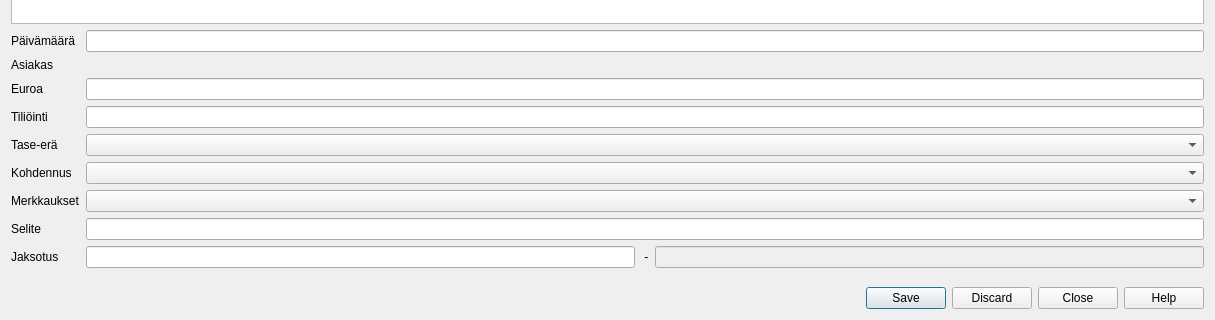
Before: the Qt Designer form kitupiikki/apuri/tiliotekirjaaja.ui in artoh/kitupiikki, drawn with Qt 5; both pictures show x 0 to 1215 and y 379 to 699 of the 1215 by 699 pixel window.
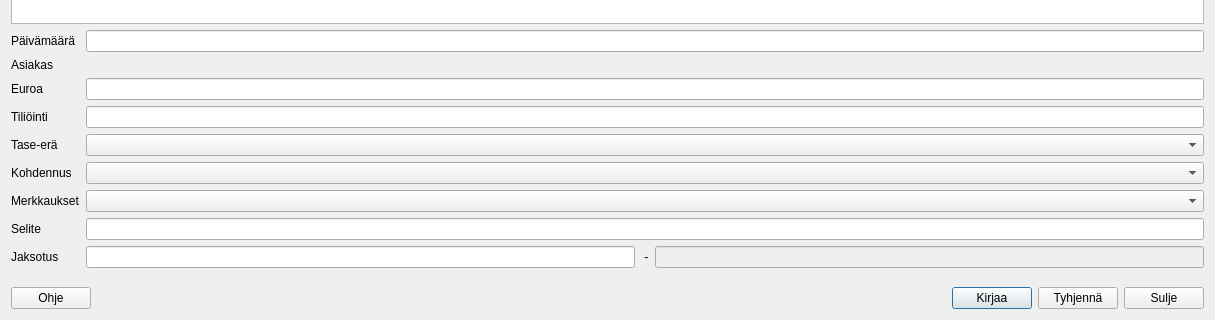
After: the same form once the commit is applied. Icons and pictures are not drawn. Custom widgets are drawn as their Qt base class.

```diff
--- a/kitupiikki/apuri/tiliotekirjaaja.ui
+++ b/kitupiikki/apuri/tiliotekirjaaja.ui
@@ -201,18 +201,86 @@
     </spacer>
    </item>
    <item>
-    <widget class="QDialogButtonBox" name="buttonBox">
-     <property name="orientation">
-      <enum>Qt::Horizontal</enum>
-     </property>
-     <property name="standardButtons">
-      <set>QDialogButtonBox::Close|QDialogButtonBox::Discard|QDialogButtonBox::Help|QDialogButtonBox::Save</set>
-     </property>
-    </widget>
+    <layout class="QHBoxLayout" name="horizontalLayout_2">
+     <item>
+      <widget class="QPushButton" name="ohjeNappi">
+       <property name="text">
+        <string>Ohje</string>
+       </property>
+       <property name="icon">
+        <iconset resource="../pic/pic.qrc">
+         <normaloff>:/pic/ohje.png</normaloff>:/pic/ohje.png</iconset>
+       </property>
+      </widget>
+     </item>
+     <item>
+      <spacer name="horizontalSpacer">
+       <property name="orientation">
+        <enum>Qt::Horizontal</enum>
+       </property>
+       <property name="sizeHint" stdset="0">
+        <size>
+         <width>40</width>
+         <height>20</height>
+        </size>
+       </property>
+      </spacer>
+     </item>
+     <item>
+      <widget class="QPushButton" name="okNappi">
+       <property name="text">
+        <string>Kirjaa</string>
+       </property>
+       <property name="icon">
+        <iconset resource="../pic/pic.qrc">
+         <normaloff>:/pic/ok.png</normaloff>:/pic/ok.png</iconset>
+       </property>
+       <property name="shortcut">
+        <string>F12</string>
+       </property>
+       <property name="default">
+        <bool>true</bool>
+       </property>
+      </widget>
+     </item>
+     <item>
+      <widget class="QPushButton" name="tyhjaaNappi">
+       <property name="text">
+        <string>Tyhjennä</string>
+       </property>
+       <property name="icon">
+        <iconset resource="../pic/pic.qrc">
+         <normaloff>:/pic/edit-clear.png</normaloff>:/pic/edit-clear.png</iconset>
+       </property>
+      </widget>
+     </item>
+     <item>
+      <widget class="QPushButton" name="suljeNappi">
+       <property name="text">
+        <string>Sulje</string>
+       </property>
+       <property name="icon">
+        <iconset resource="../pic/pic.qrc">
+         <normaloff>:/pic/sulje.png</normaloff>:/pic/sulje.png</iconset>
+       </property>
+      </widget>
+     </item>
+    </layout>
    </item>
   </layout>
  </widget>
  <customwidgets>
+  <customwidget>
+   <class>AsiakasToimittajaValinta</class>
+   <extends>QWidget</extends>
+   <header location="global">rekisteri/asiakastoimittajavalinta.h</header>
+   <container>1</container>
+  </customwidget>
+  <customwidget>
+   <class>KpDateEdit</class>
+   <extends>QLineEdit</extends>
+   <header location="global">tools/kpdateedit.h</header>
+  </customwidget>
   <customwidget>
    <class>TilinvalintaLine</class>
    <extends>QLineEdit</extends>
@@ -233,17 +301,6 @@
    <extends>QComboBox</extends>
    <header location="global">tools/checkcombo.h</header>
   </customwidget>
-  <customwidget>
-   <class>KpDateEdit</class>
-   <extends>QLineEdit</extends>
-   <header location="global">tools/kpdateedit.h</header>
-  </customwidget>
-  <customwidget>
-   <class>AsiakasToimittajaValinta</class>
-   <extends>QWidget</extends>
-   <header location="global">rekisteri/asiakastoimittajavalinta.h</header>
-   <container>1</container>
-  </customwidget>
   <customwidget>
    <class>QTabBar</class>
    <extends>QWidget</extends>
```
Left out of the diff: 28 changed lines with no effect on the pictures.
